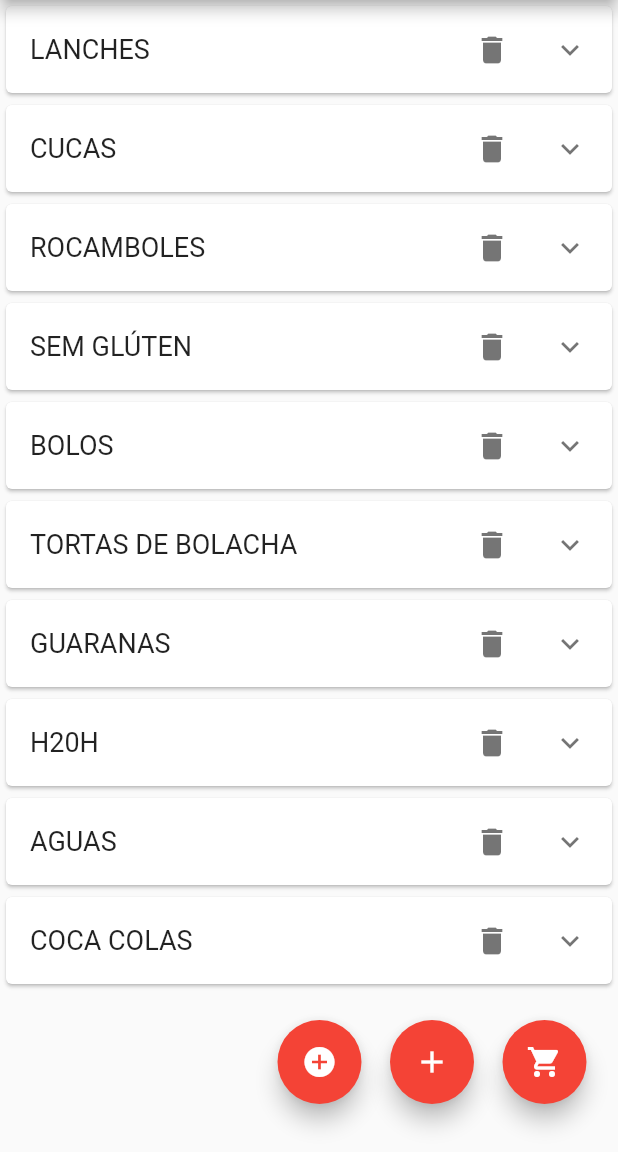
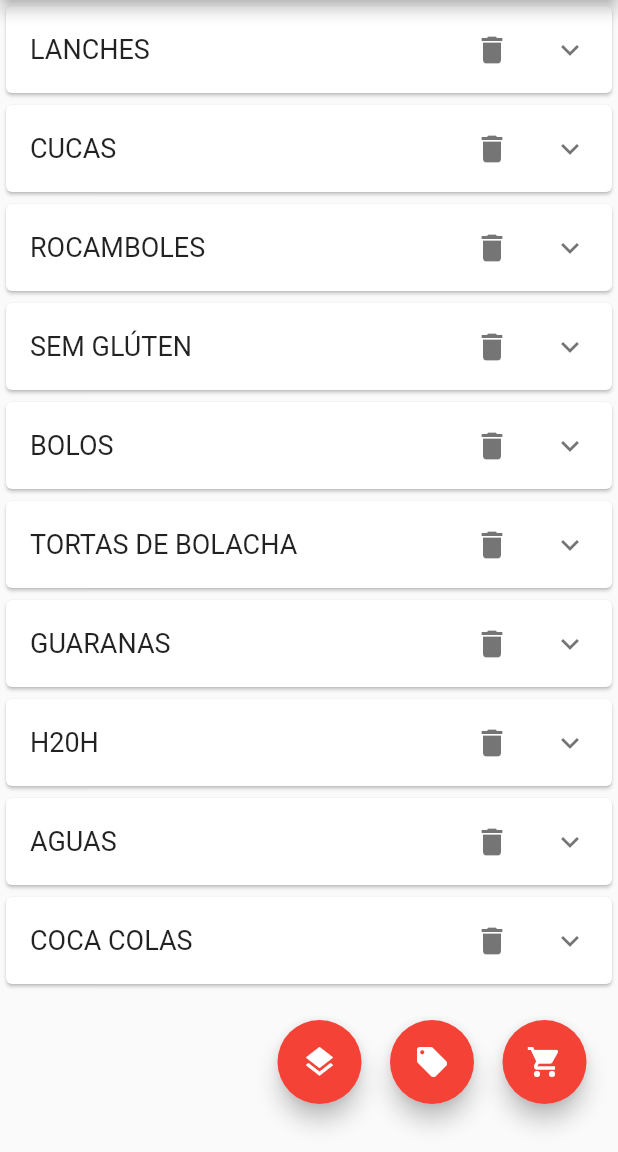
Before and after one commit to caiokirst/Pedidos-Filial, a Flutter app: the screen it shows after launch, on a phone screen of 412 x 824 dp, the part 84-1236 px from its top. Run offline on Flutter 3.47's test engine with Material 2 defaults, Android fonts, the phone set to English and light mode, and no system bars; our stand-ins replace pdf, share, shared_preferences.

```diff
--- a/lib/main.dart
+++ b/lib/main.dart
@@ -534,7 +534,7 @@ class _TelaInicialState extends State<TelaInicial> {
                 mostrarDialogoAdicionarProduto();
               },
               backgroundColor: Colors.red,
-              child: const Icon(Icons.add),
+              child: const Icon(Icons.local_offer),
             ),
           ),
           Positioned(
@@ -545,7 +545,7 @@ class _TelaInicialState extends State<TelaInicial> {
                 mostrarDialogoAdicionarGrupo();
               },
               backgroundColor: Colors.red,
-              child: const Icon(Icons.add_circle),
+              child: const Icon(Icons.layers),
             ),
           ),
         ],
```
